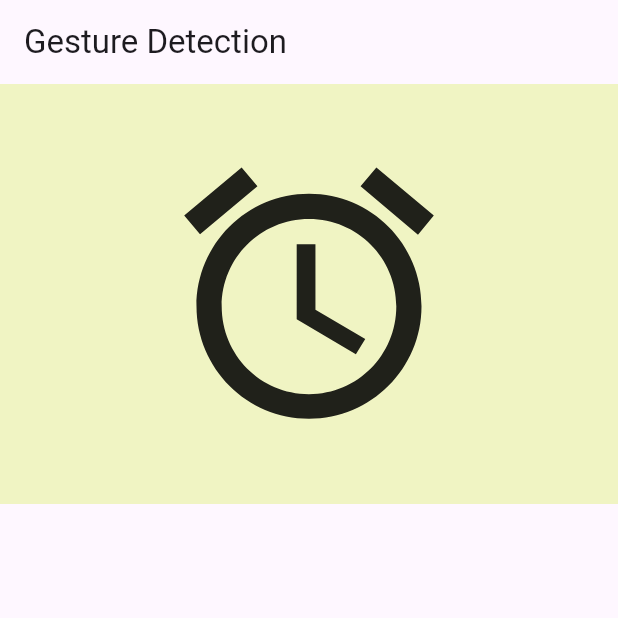
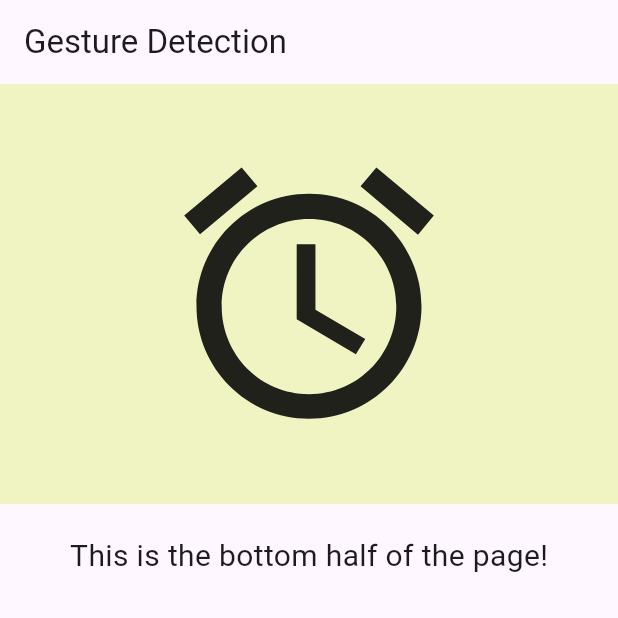
Before and after one commit to kidus-23/gesture_detect_flutter, a Flutter app: the screen it shows after launch, on a phone screen of 412 x 824 dp, the top half of it. Run offline on Flutter 3.47's test engine with Material 3 defaults, Android fonts, the phone set to English and light mode, and no system bars.

Commit message:
some changes

```diff
--- a/lib/home.dart
+++ b/lib/home.dart
@@ -14,6 +14,9 @@ class Home extends StatelessWidget {
                 child: Column(
           children: [
             _buildGestureDetector(context),
+            const SizedBox(height: 20), // Add some spacing
+            const Text('This is the bottom half of the page!',
+                style: TextStyle(fontSize: 20)),
           ],
         ))));
   }
```
